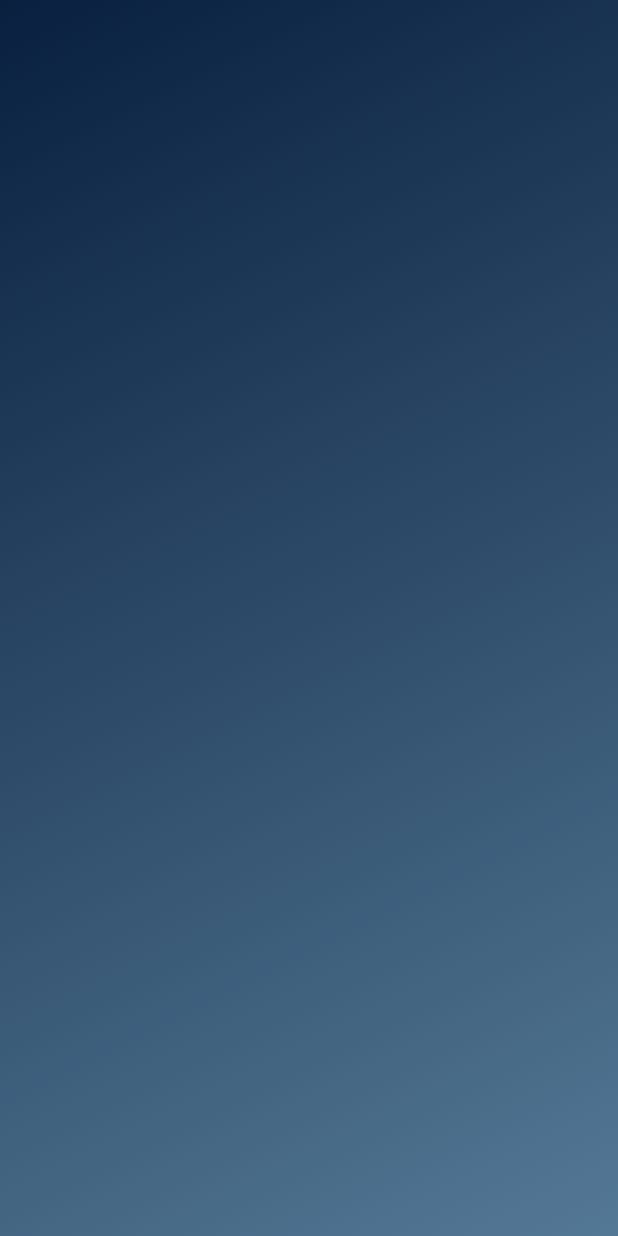
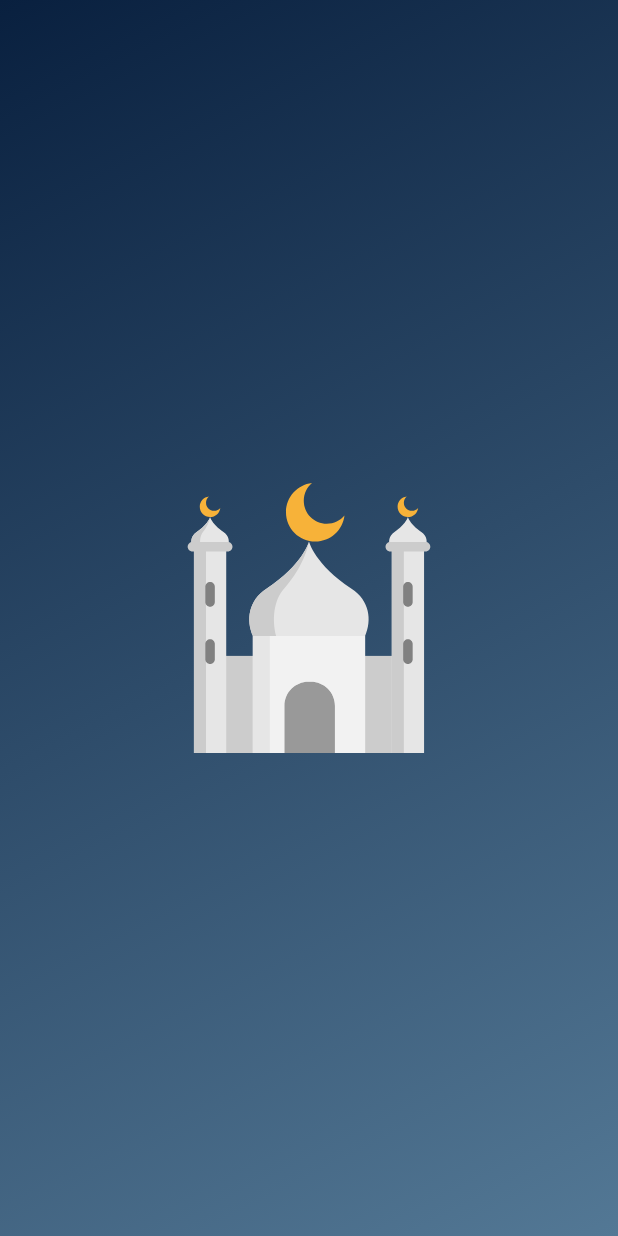
Before and after one commit to ahmedgaad/prayer, a Flutter app: the SplashView screen opened by its route, on a phone screen of 412 x 824 dp. Run offline on Flutter 3.47's test engine with Material 2 defaults, Android fonts, the phone set to English and light mode, and no system bars; our stand-ins replace bloc, flutter_svg.

Commit message:
splash done

```diff
--- /dev/null
+++ b/lib/core/assets_manager.dart
@@ -0,0 +1,5 @@
+import 'package:prayer_timing/core/constants_manager.dart';
+
+class ImageAssetsManager {
+  static const String splashLogo = "${AppConstantas.imagesPath}/mosque.svg";
+}
--- /dev/null
+++ b/lib/core/constants_manager.dart
@@ -0,0 +1,4 @@
+class AppConstantas {
+  static const int splashDelay = 3;
+  static const String imagesPath = "assets/images/";
+}
--- a/lib/core/managers/constants_manager.dart
+++ /dev/null
@@ -1,3 +0,0 @@
-class AppConstantas {
-  static const int splashDelay = 2;
-}
--- a/lib/features/prayer_timing/presentation/screens/splash/splash_screen.dart
+++ b/lib/features/prayer_timing/presentation/screens/splash/splash_screen.dart
@@ -1,9 +1,10 @@
 import 'dart:async';
 import 'package:flutter/material.dart';
-import 'package:prayer_timing/core/managers/constants_manager.dart';
-
-import '../../../../../core/managers/color_manager.dart';
-import '../../../../../core/managers/routes_manager.dart';
+import 'package:flutter_svg/svg.dart';
+import 'package:prayer_timing/core/assets_manager.dart';
+import '../../../../../core/color_manager.dart';
+import '../../../../../core/constants_manager.dart';
+import '../../../../../core/routes_manager.dart';
 
 class SplashView extends StatefulWidget {
   const SplashView({Key? key}) : super(key: key);
@@ -42,6 +43,14 @@ class _SplashViewState extends State<SplashView> {
           end: Alignment.bottomRight,
         ),
       ),
+      child: Center(
+        child: SvgPicture.asset(
+          ImageAssetsManager.splashLogo,
+          fit: BoxFit.scaleDown,
+          width: 180,
+          height: 180,
+        ),
+      ),
     );
   }
 
--- a/lib/main.dart
+++ b/lib/main.dart
@@ -1,7 +1,7 @@
 import 'package:bloc/bloc.dart';
 import 'package:flutter/material.dart';
 import 'package:prayer_timing/bloc_observer.dart';
-import 'package:prayer_timing/core/managers/routes_manager.dart';
+import 'core/routes_manager.dart';
 
 void main() {
   WidgetsFlutterBinding.ensureInitialized();
--- a/pubspec.yaml
+++ b/pubspec.yaml
@@ -53,9 +53,9 @@ flutter:
   # the material Icons class.
   uses-material-design: true
   # To add assets to your application, add an assets section, like this:
-  # assets:
-  #   - images/a_dot_burr.jpeg
-  #   - images/a_dot_ham.jpeg
+  assets:
+    - assets/images/
+
   # An image asset can refer to one or more resolution-specific "variants", see
   # https://flutter.dev/assets-and-images/#resolution-aware
   # For details regarding adding assets from package dependencies, see
```
Also changed, not shown: assets/images/mosque.svg (added), lib/core/color_manager.dart (renamed from lib/core/managers/color_manager.dart), lib/core/routes_manager.dart (renamed from lib/core/managers/routes_manager.dart).
